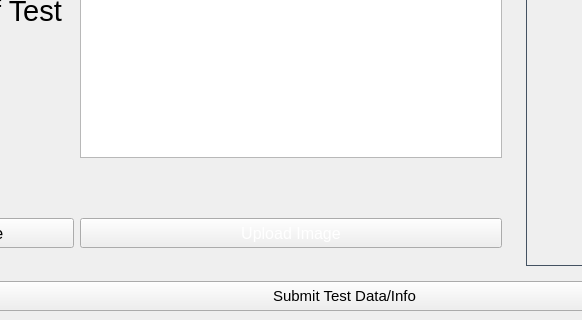
Qt form src/Desktop Application/Version2/ui_main.ui (ahmed-nazir/Capstone) before a commit; both pictures show x 212 to 794 and y 507 to 827 of the 1113 by 827 pixel window.
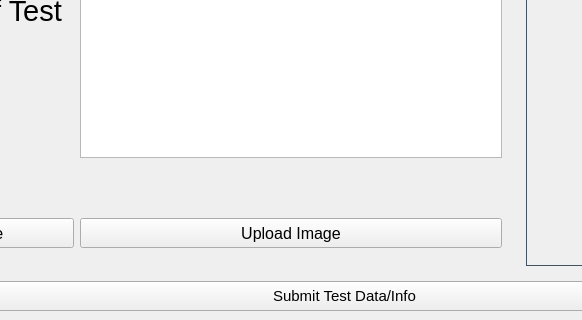
The same form after that commit. The open tabs and pages were chosen to show the change. Icons and pictures are not drawn.

What changed in the file:
```diff
--- a/src/Desktop Application/Version2/ui_main.ui
+++ b/src/Desktop Application/Version2/ui_main.ui
@@ -3485,9 +3485,13 @@
                            <height>30</height>
                           </size>
                          </property>
+                         <property name="font">
+                          <font>
+                           <pointsize>12</pointsize>
+                          </font>
+                         </property>
                          <property name="styleSheet">
-                          <string notr="true">font-size: 12pt;
-color: rgb(255, 255, 255);</string>
+                          <string notr="true"/>
                          </property>
                          <property name="text">
                           <string>Upload Image</string>
```
Left out of the diff: 13 changed lines with no effect on the pictures.
